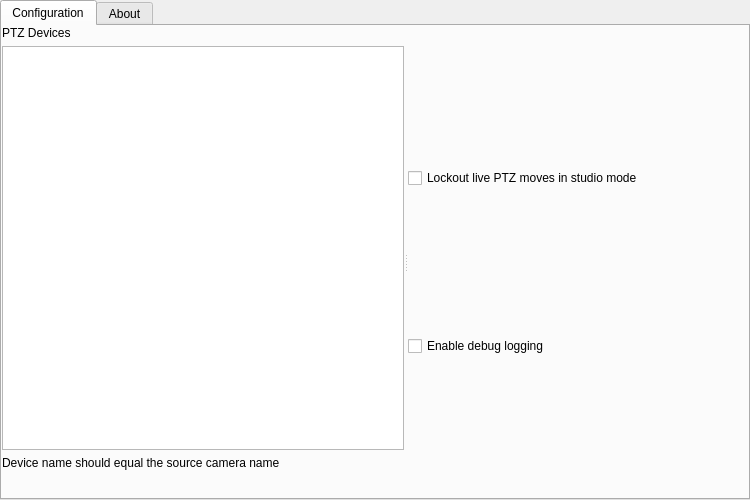
Before: the Qt Designer form src/settings.ui in glikely/obs-ptz, drawn with Qt 5.
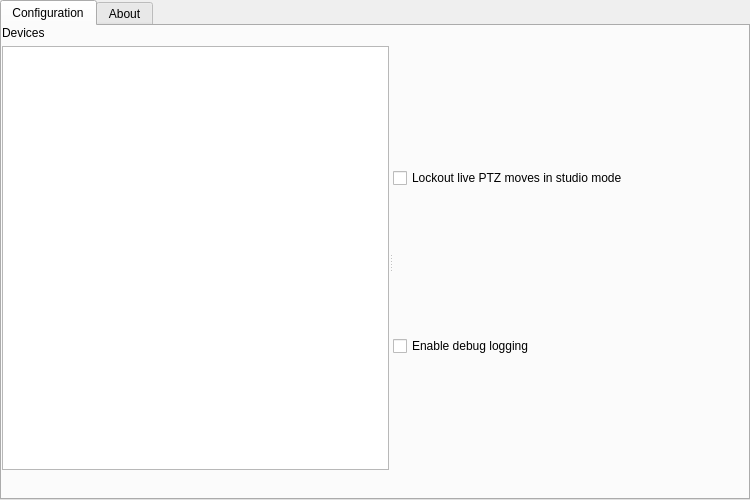
After: the same form once the commit is applied.

Commit message:
Strictly associate devices with an OBS source
Instead of leaving the PTZ device name as freeform, strictly enforce
that it needs to be associated with a source in order to get autoselect
to work. With this change it is no longer possible to enter any name for
a PTZ device. Instead the user must select from a list of unassigned
sources. If a source is not selected, then a default name is assigned.

This also changes the settings dialog to display the device connection
in the list box instead of just the name. This makes it easier to
identify which device is which based on the connection.

Diff of the .ui file:
```diff
--- a/src/settings.ui
+++ b/src/settings.ui
@@ -61,7 +61,7 @@
            <item>
             <widget class="QLabel" name="label_2">
              <property name="text">
-              <string>PTZ Devices</string>
+              <string>Devices</string>
              </property>
             </widget>
            </item>
@@ -72,13 +72,6 @@
              </property>
             </widget>
            </item>
-           <item>
-            <widget class="QLabel" name="label_3">
-             <property name="text">
-              <string>Device name should equal the source camera name</string>
-             </property>
-            </widget>
-           </item>
            <item>
             <layout class="QHBoxLayout" name="horizontalLayout_2">
              <item>
```
The commit also changes 5 other files.
